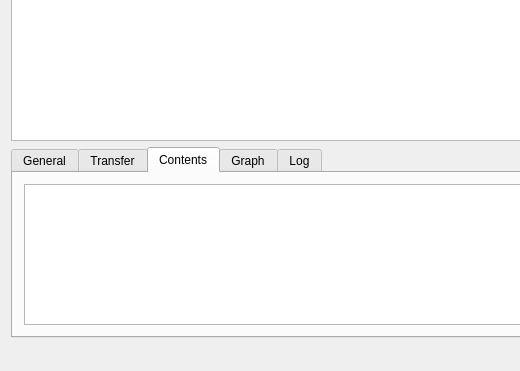
GekkoFyre/FyreDL, file src/mainwindow.ui: the form before one commit; both pictures show x 0 to 520 and y 429 to 800 of the 1200 by 800 pixel window.
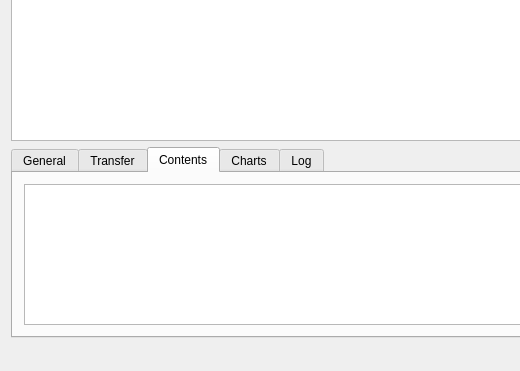
The form after the commit. The open tabs and pages were chosen to show the change. Icons and pictures are not drawn.

Commit message: * Created two new classes, 'GkTreeItem' and 'GkTreeView' within 'contents_view.cpp' and 'contents_view.hpp', as a model/view for the QTreeView widget, 'contentsView' under 'mainwindow.cpp'.

```diff
--- a/src/mainwindow.ui
+++ b/src/mainwindow.ui
@@ -602,7 +602,7 @@
             </widget>
             <widget class="QWidget" name="tabGraph">
              <attribute name="title">
-              <string>Graph</string>
+              <string>Charts</string>
              </attribute>
              <layout class="QVBoxLayout" name="verticalLayout_10">
               <item>
```
Left out of the diff: 17 changed lines with no effect on the pictures. The commit also changes 5 other files.
